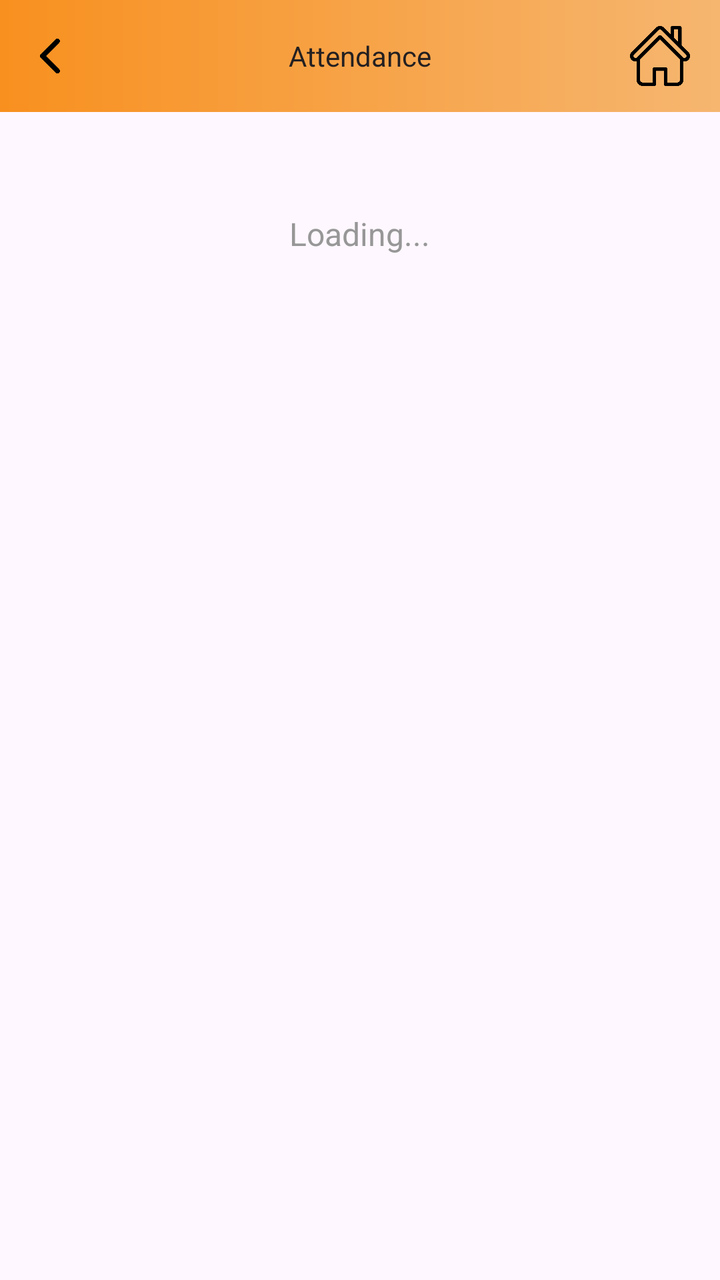
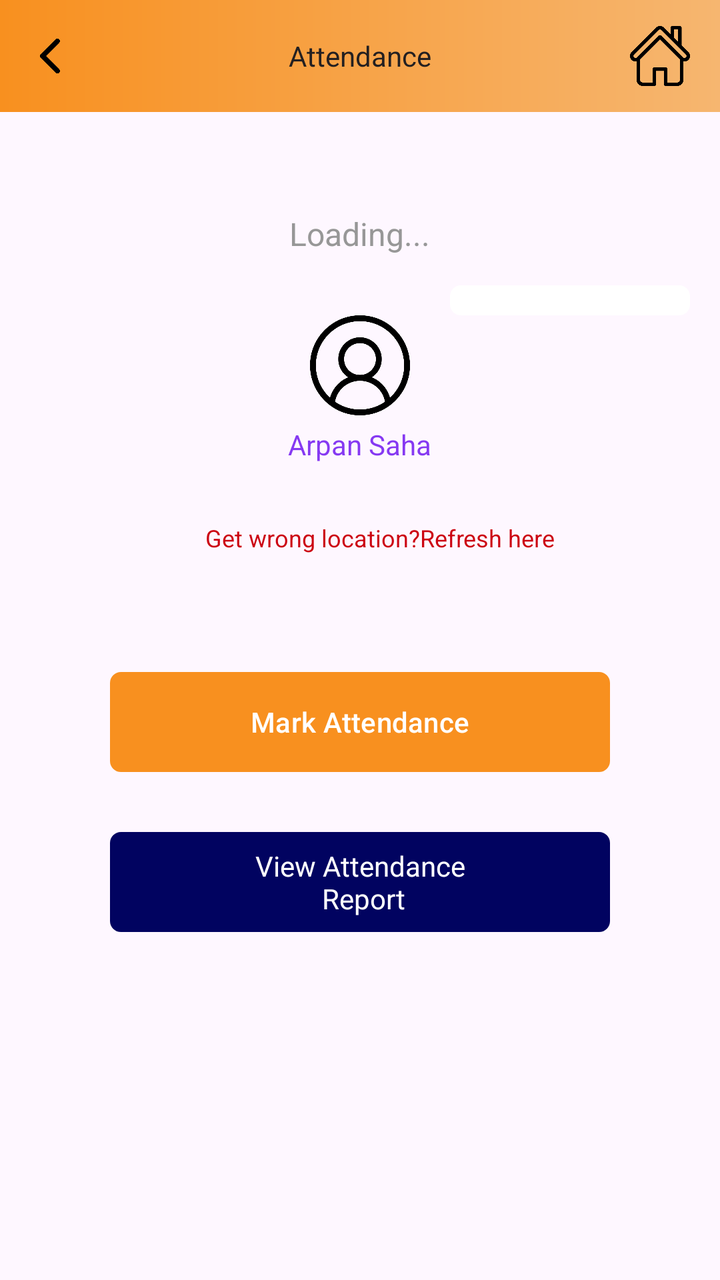

Compare the two renders of this Android layout. The source of the first and the diff that turns it into the second are given below.
<!-- AndroidManifest.xml: application theme Theme.IMFA -->
<!-- res/layout/activity_mark_in_dailylog.xml -->
<?xml version="1.0" encoding="utf-8"?>
<ScrollView xmlns:android="http://schemas.android.com/apk/res/android"
    xmlns:app="http://schemas.android.com/apk/res-auto"
    xmlns:tools="http://schemas.android.com/tools"
    android:layout_width="match_parent"
    android:layout_height="match_parent"

    android:orientation="vertical">
    <LinearLayout
        android:layout_width="match_parent"
        android:layout_height="match_parent"
        android:orientation="vertical">
        <LinearLayout
            android:id="@+id/linearLayout"
            android:layout_width="match_parent"
            android:layout_height="?android:actionBarSize"
            android:background="@drawable/background_1"
            android:orientation="horizontal"
            app:layout_constraintEnd_toEndOf="parent"
            app:layout_constraintStart_toStartOf="parent"
            app:layout_constraintTop_toTopOf="parent">

            <LinearLayout
                android:layout_width="0dp"
                android:layout_height="match_parent"
                android:layout_weight="0.5">

                <ImageView
                    android:id="@+id/imgBack"
                    android:layout_width="30dp"
                    android:layout_height="40dp"
                    android:layout_gravity="center"
                    android:layout_marginLeft="10dp"
                    android:src="@drawable/back_arrow" />
            </LinearLayout>

            <LinearLayout
                android:layout_width="0dp"
                android:layout_height="match_parent"
                android:layout_weight="1"
                android:gravity="center">

                <TextView
                    android:layout_width="wrap_content"
                    android:layout_height="wrap_content"
                    android:text="Attendance"
                    android:textColor="@color/appBlack"
                    android:textSize="14sp" />

            </LinearLayout>

            <LinearLayout
                android:layout_width="0dp"
                android:layout_height="match_parent"
                android:layout_weight="0.5"
                android:gravity="right">

                <ImageView
                    android:id="@+id/imgHome"
                    android:layout_width="30dp"
                    android:layout_height="30dp"
                    android:layout_gravity="center"
                    android:layout_marginRight="15dp"
                    android:src="@drawable/home" />
            </LinearLayout>
        </LinearLayout>
        <LinearLayout
            android:id="@+id/lnLoader"
            android:layout_width="match_parent"
            android:layout_height="match_parent"
            android:orientation="vertical"
            android:gravity="center">
            <ProgressBar
                android:layout_width="50dp"
                android:layout_height="50dp"></ProgressBar>
            <TextView
                android:layout_width="wrap_content"
                android:layout_height="wrap_content"
                android:textColor="@color/textcolor"
                android:textSize="16sp"
                android:text="Loading..."></TextView>
        </LinearLayout>

        <LinearLayout
            android:visibility="gone"
            android:id="@+id/lnMain"
            android:layout_width="match_parent"
            android:layout_height="match_parent"
            android:padding="10dp"
            android:orientation="vertical"
            android:gravity="center">
            <LinearLayout
                android:layout_width="match_parent"
                android:layout_height="wrap_content"
                android:visibility="visible">
                <FrameLayout
                    android:layout_width="match_parent"
                    android:layout_height="wrap_content">
                    <LinearLayout
                        android:background="@drawable/lldesign7"
                        android:layout_gravity="right"
                        android:layout_width="120dp"
                        android:layout_height="match_parent"
                        android:orientation="vertical"
                        android:layout_marginLeft="5dp"
                        android:layout_marginTop="5dp"
                        android:layout_marginRight="5dp"
                        android:id="@+id/llLocation"
                        android:padding="5dp">



                    </LinearLayout>

                    <LinearLayout
                        android:layout_width="match_parent"
                        android:layout_height="match_parent"
                        android:orientation="vertical">
                        <LinearLayout
                            android:layout_width="match_parent"
                            android:layout_height="0dp"
                            android:layout_weight="1"
                            android:layout_marginTop="20dp"
                            ></LinearLayout>


                    </LinearLayout>

                </FrameLayout>
            </LinearLayout>
            <ImageView
                android:id="@+id/imgUser"
                android:layout_width="50dp"
                android:layout_height="50dp"
                android:src="@drawable/user"></ImageView>
            <TextView
                android:layout_width="wrap_content"
                android:layout_height="wrap_content"
                android:id="@+id/tvName"
                android:layout_marginTop="5dp"
                android:textSize="14sp"
                android:textColor="@color/colorAccent"
                android:text="Arpan Saha"></TextView>
            <LinearLayout
                android:layout_width="match_parent"
                android:layout_height="wrap_content"
                android:gravity="center"
                android:layout_marginTop="5dp">

                <TextView
                    android:textAlignment="center"
                    android:id="@+id/tvAddress"
                    android:fontFamily="sans-serif-condensed"
                    android:layout_width="wrap_content"
                    android:layout_height="wrap_content"
                    android:layout_gravity="center"
                    android:layout_marginLeft="5dp"
                    android:textSize="14sp"
                    android:textColor="@color/maincolor"
                    ></TextView>
            </LinearLayout>
            <LinearLayout
                android:id="@+id/llRefresh"
                android:layout_marginTop="5dp"
                android:layout_width="match_parent"
                android:layout_height="wrap_content"
                android:orientation="vertical"
                android:gravity="center">
                <TextView
                    android:id="@+id/tvClick"
                    android:textSize="12sp"
                    android:layout_marginLeft="10dp"
                    android:layout_width="wrap_content"
                    android:layout_height="wrap_content"
                    android:textColor="@color/color2"
                    android:text="Get wrong location?Refresh here"></TextView>

            </LinearLayout>
            <LinearLayout
                android:layout_width="match_parent"
                android:layout_height="wrap_content"
                android:layout_marginTop="10dp"
                android:gravity="center">
                <TextView
                    android:id="@+id/tvTime"
                    android:fontFamily="sans-serif-condensed"
                    android:layout_width="wrap_content"
                    android:layout_height="wrap_content"
                    android:layout_gravity="center"
                    android:layout_marginLeft="10dp"
                    android:textSize="14sp"
                    android:textColor="@color/maincolor"
                    ></TextView>

            </LinearLayout>
            <LinearLayout
                android:visibility="gone"
                android:layout_width="match_parent"
                android:layout_height="wrap_content"
                android:layout_marginTop="10dp"
                android:orientation="horizontal"
                android:gravity="center">
                <TextView
                    android:id="@+id/tvCapture"
                    android:layout_width="wrap_content"
                    android:layout_height="wrap_content"
                    android:textSize="14sp"
                    android:textColor="@color/colorAccent"
                    android:layout_marginLeft="10dp"
                    android:text="Capture Image"></TextView>
                <ImageView
                    android:id="@+id/imgCamera"
                    android:layout_marginLeft="10dp"
                    android:layout_width="40dp"
                    android:layout_height="40dp"
                    android:src="@drawable/camera"></ImageView>
                <LinearLayout
                    android:id="@+id/llImage"
                    android:layout_width="wrap_content"
                    android:layout_height="wrap_content">
                    <ImageView
                        android:id="@+id/imgImage"
                        android:layout_marginLeft="10dp"
                        android:layout_width="100dp"
                        android:layout_height="100dp"
                        ></ImageView>
                </LinearLayout>

            </LinearLayout>
            <TextView
                android:visibility="gone"
                android:paddingTop="2dp"
                android:paddingBottom="2dp"
                android:paddingLeft="2dp"
                android:paddingRight="2dp"
                android:background="@color/red"
                android:layout_marginBottom="10dp"
                android:id="@+id/tvCustom"
                android:textColor="@color/white"
                android:textAlignment="center"
                android:layout_width="wrap_content"
                android:layout_height="wrap_content"
                android:textSize="12sp"
                android:textStyle="bold"
                android:text="Are you facing Problem with Default Camera? Click here for Custom Camera"></TextView>
            <LinearLayout
                android:visibility="gone"
                android:id="@+id/llNote"
                android:layout_gravity="center"
                android:layout_marginTop="10dp"
                android:layout_marginBottom="10dp"
                android:layout_width="wrap_content"
                android:layout_height="wrap_content"
                android:orientation="vertical">
                <TextView
                    android:id="@+id/tvNote"
                    android:textStyle="bold"
                    android:layout_gravity="center"
                    android:layout_width="wrap_content"
                    android:layout_height="wrap_content"
                    android:textColor="@android:color/holo_red_dark"
                    android:textSize="11sp"
                    android:fontFamily="serif"
                    android:text="Note:Face Recognition is mandatory"></TextView>
                <TextView
                    android:textAlignment="center"
                    android:id="@+id/tvClickHere"
                    android:layout_marginTop="10dp"
                    android:layout_gravity="center"
                    android:layout_width="wrap_content"
                    android:layout_height="wrap_content"
                    android:textColor="@color/colorAccent"
                    android:textSize="12sp"
                    android:fontFamily="serif"
                    android:text="Please add your face image for face recognition"></TextView>
            </LinearLayout>

            <LinearLayout
                android:visibility="gone"
                android:gravity="center"
                android:layout_width="match_parent"
                android:layout_height="wrap_content"
                android:layout_marginTop="10dp"
                android:id="@+id/llShift"
                android:orientation="horizontal">
                <TextView
                    android:layout_width="wrap_content"
                    android:layout_height="wrap_content"
                    android:textSize="14sp"
                    android:textColor="@color/maincolor"
                    android:text="Marking From"></TextView>
                <LinearLayout
                    android:layout_width="220dp"
                    android:layout_height="40dp"
                    android:layout_marginLeft="5dp"
                    android:background="@drawable/lldesign9">
                    <Spinner
                        android:layout_width="match_parent"
                        android:layout_height="match_parent"
                        android:id="@+id/spshift"></Spinner>
                </LinearLayout>
            </LinearLayout>
            <LinearLayout
                android:visibility="gone"
                android:layout_width="match_parent"
                android:layout_height="wrap_content"
                android:gravity="center"
                android:layout_marginTop="5dp">
                <TextView
                    android:layout_width="wrap_content"
                    android:layout_height="wrap_content"
                    android:textSize="14sp"
                    android:textColor="@color/colorAccent"
                    android:text="Please enter remarks:"></TextView>
                <EditText
                    android:paddingLeft="5dp"
                    android:id="@+id/etRemarks"
                    android:textSize="14sp"
                    android:textColor="@color/colorAccent"
                    android:layout_marginLeft="5dp"
                    android:layout_width="150dp"
                    android:layout_height="60dp"
                    android:background="@drawable/lldesign7"></EditText>
            </LinearLayout>

            <Button
                android:id="@+id/btnSubmit"
                android:layout_width="250dp"
                android:layout_height="50dp"
                android:layout_gravity="center"
                android:layout_marginTop="30dp"
                android:backgroundTint="@color/maincolor"
                android:background="@drawable/lldesign7"
                android:textSize="14sp"
                android:text="Mark Attendance"
                android:textColor="@android:color/white"></Button>

        </LinearLayout>
    </LinearLayout>




</ScrollView>
<!-- resources referenced by this layout -->
<resources>
  <color name="appBlack">#242021</color>
  <color name="color2">#cc0512</color>
  <color name="colorAccent">#8639F2</color>
  <color name="maincolor">#075994</color>
  <color name="red">#FF0000</color>
  <color name="textcolor">#FE979797</color>
  <color name="white">#FFFFFFFF</color>
  <!-- drawable back_arrow: png bitmap (drawable, 2943 bytes) -->
  <!-- drawable background_1 (drawable) -->
  <shape xmlns:android="http://schemas.android.com/apk/res/android"
      android:shape="rectangle">
      <gradient
          android:endColor="#F6B670"
          android:startColor="@color/appYellow"
          android:type="linear"
          android:angle="0" />
  </shape>
  <!-- drawable camera: png bitmap (drawable, 2537 bytes) -->
  <!-- drawable home: png bitmap (drawable, 9285 bytes) -->
  <!-- drawable lldesign7 (drawable) -->
  <?xml version="1.0" encoding="utf-8"?>
  <shape xmlns:android="http://schemas.android.com/apk/res/android"
      android:shape="rectangle">
      <stroke
          android:width="1dp"
          android:color="@color/white"></stroke>
      <corners android:radius="5dp"></corners>
      <solid android:color="@android:color/white"></solid>
  </shape>
  <!-- drawable lldesign9 (drawable) -->
  <?xml version="1.0" encoding="utf-8"?>
  <shape xmlns:android="http://schemas.android.com/apk/res/android"
      android:shape="rectangle">
  
  
      <stroke android:color="@color/colorPrimary" android:width="1dp"></stroke>
      <corners android:radius="5dp"></corners>
  </shape>
  <!-- drawable user: png bitmap (drawable, 20300 bytes) -->
  <style name="Theme.IMFA" parent="Base.Theme.IMFA" />
  <color name="appYellow">#F8901F</color>
  <color name="colorPrimary">#008577</color>
  <style name="Base.Theme.IMFA" parent="Theme.Material3.DayNight.NoActionBar">
          
          <item name="colorPrimary">@color/appYellow</item>
      </style>
</resources>

<!-- the commit's change to res/layout/activity_mark_in_dailylog.xml (unified diff, before → after) -->
@@ -82,7 +82,7 @@
         </LinearLayout>
 
         <LinearLayout
-            android:visibility="gone"
+            android:visibility="visible"
             android:id="@+id/lnMain"
             android:layout_width="match_parent"
             android:layout_height="match_parent"
@@ -334,6 +334,18 @@
                 android:textSize="14sp"
                 android:text="Mark Attendance"
                 android:textColor="@android:color/white"></Button>
+            <TextView
+                android:gravity="center"
+                android:id="@+id/tvReport"
+                android:layout_width="250dp"
+                android:layout_height="50dp"
+                android:layout_gravity="center"
+                android:layout_marginTop="30dp"
+                android:backgroundTint="@color/current"
+                android:background="@drawable/lldesign9"
+                android:textSize="14sp"
+                android:text="View Attendance\n Report"
+                android:textColor="@android:color/white"></TextView>
 
         </LinearLayout>
     </LinearLayout>
<!-- resource entries referenced after the edit -->
@@ -3,6 +3,7 @@
   <color name="appBlack">#242021</color>
   <color name="color2">#cc0512</color>
   <color name="colorAccent">#8639F2</color>
+  <color name="current">#010360</color>
   <color name="maincolor">#075994</color>
   <color name="red">#FF0000</color>
   <color name="textcolor">#FE979797</color>
